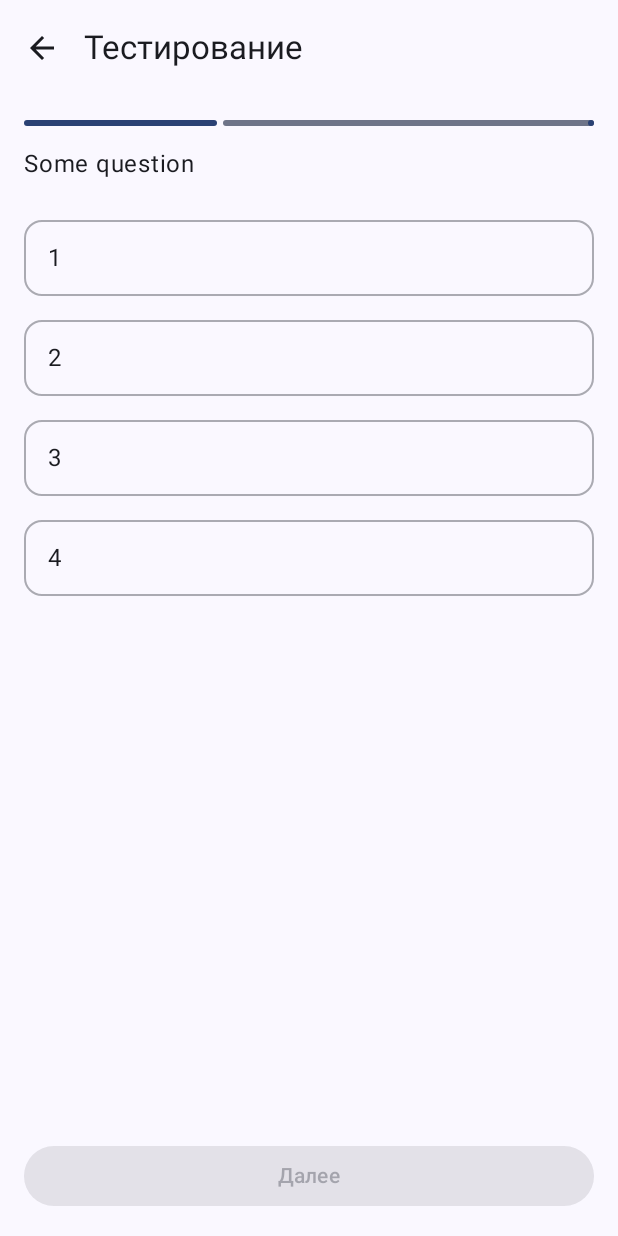
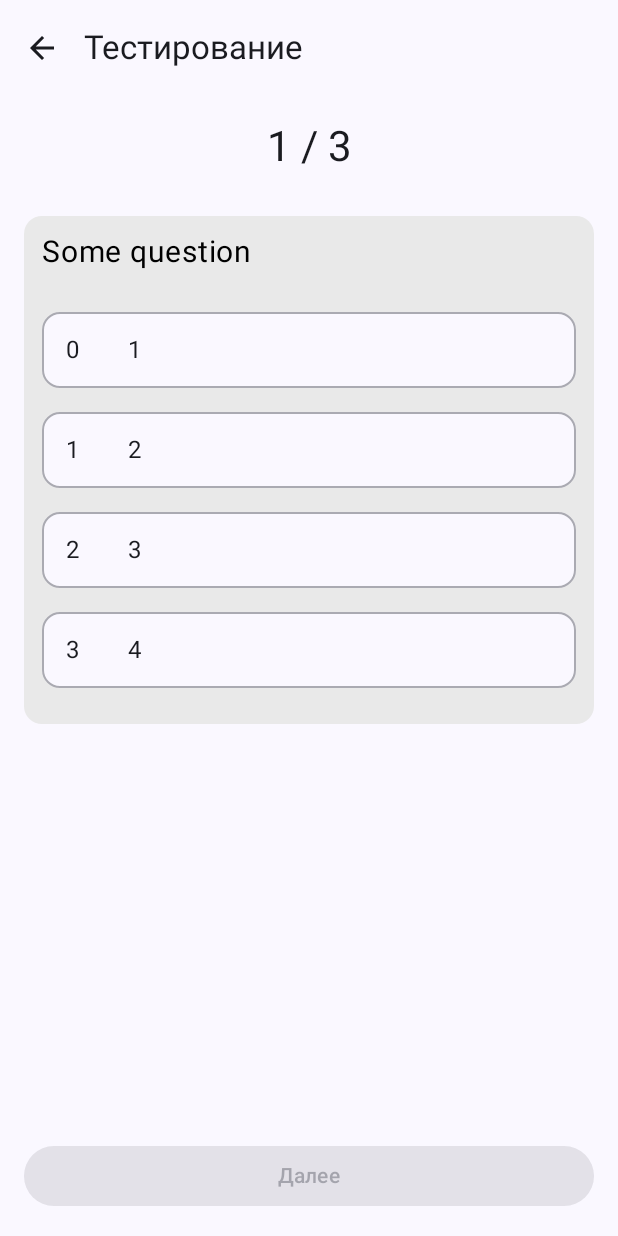
Before and after one commit to Xoka74/t-prep, an Android app built with Jetpack Compose: the composable QuizScreen called with empty values, on a phone screen of 412 x 824 dp. Run offline under Robolectric (Android 15) with nearby library versions, the phone set to English and light mode, and no system bars; our stand-ins replace Dagger/Hilt's generated code; network calls fail.

Commit message:
Quiz done

```diff
--- a/app/src/main/java/com/shurdev/t_prep/presentation/screens/quiz/AnswerOption.kt
+++ b/app/src/main/java/com/shurdev/t_prep/presentation/screens/quiz/AnswerOption.kt
@@ -19,7 +19,8 @@ import androidx.compose.ui.unit.dp
 
 @Composable
 fun AnswerOption(
-    text: String,
+    answerIndex: Int,
+    answerText: String,
     isSelected: Boolean,
     isCorrect: Boolean = false,
     isWrong: Boolean = false,
@@ -66,9 +67,6 @@ fun AnswerOption(
             width = if (isSelected || isCorrect || isWrong) 2.dp else 1.dp,
             color = borderColor
         ),
-        elevation = CardDefaults.cardElevation(
-            defaultElevation = if (isSelected) 4.dp else 1.dp
-        )
     ) {
         Row(
             modifier = Modifier
@@ -78,7 +76,17 @@ fun AnswerOption(
             verticalAlignment = Alignment.CenterVertically
         ) {
             Text(
-                text = text,
+                modifier = Modifier
+                    .padding(end = 32.dp),
+                text = answerIndex.toString(),
+                style = MaterialTheme.typography.bodyLarge.copy(
+                    fontWeight = if (isSelected) FontWeight.Medium else FontWeight.Normal,
+                    color = textColor
+                )
+            )
+
+            Text(
+                text = answerText,
                 style = MaterialTheme.typography.bodyLarge.copy(
                     fontWeight = if (isSelected) FontWeight.Medium else FontWeight.Normal,
                     color = textColor
--- a/app/src/main/java/com/shurdev/t_prep/presentation/screens/quiz/QuizScreen.kt
+++ b/app/src/main/java/com/shurdev/t_prep/presentation/screens/quiz/QuizScreen.kt
@@ -6,13 +6,15 @@ import androidx.compose.foundation.layout.Spacer
 import androidx.compose.foundation.layout.fillMaxWidth
 import androidx.compose.foundation.layout.height
 import androidx.compose.foundation.layout.padding
+import androidx.compose.foundation.shape.RoundedCornerShape
 import androidx.compose.material.icons.Icons
 import androidx.compose.material.icons.filled.ArrowBack
 import androidx.compose.material3.Button
+import androidx.compose.material3.Card
+import androidx.compose.material3.CardDefaults
 import androidx.compose.material3.ExperimentalMaterial3Api
 import androidx.compose.material3.Icon
 import androidx.compose.material3.IconButton
-import androidx.compose.material3.LinearProgressIndicator
 import androidx.compose.material3.MaterialTheme
 import androidx.compose.material3.Scaffold
 import androidx.compose.material3.Text
@@ -20,8 +22,12 @@ import androidx.compose.material3.TopAppBar
 import androidx.compose.runtime.Composable
 import androidx.compose.runtime.LaunchedEffect
 import androidx.compose.ui.Modifier
+import androidx.compose.ui.graphics.Color
+import androidx.compose.ui.text.style.TextAlign
 import androidx.compose.ui.unit.dp
+import androidx.compose.ui.unit.sp
 import androidx.hilt.navigation.compose.hiltViewModel
+import com.shurdev.t_prep.presentation.screens.quiz.viewModel.QuizViewModel
 
 @OptIn(ExperimentalMaterial3Api::class)
 @Composable
@@ -65,22 +71,40 @@ private fun QuizContentView(
 ) {
     val currentCard = state.currentCard
 
-    Column(modifier = Modifier
+    Column(
+        modifier = Modifier
             .padding(padding)
             .padding(16.dp)
     ) {
         // Progress
-        LinearProgressIndicator(
-            progress = { state.progress },
-            modifier = Modifier.fillMaxWidth(),
+        Text(
+            modifier = Modifier
+                .fillMaxWidth(),
+            text = "${state.currentCardIndex + 1} / ${state.cards.size}",
+            style = MaterialTheme.typography.headlineMedium,
+            textAlign = TextAlign.Center
         )
 
         Spacer(modifier = Modifier.height(16.dp))
 
+        Card(
+            modifier = Modifier
+                .fillMaxWidth()
+                .padding(vertical = 12.dp),
+            shape = RoundedCornerShape(12.dp),
+            colors = CardDefaults.cardColors(
+                containerColor = Color(233, 233, 233, 255),
+                contentColor = Color.Black
+            ),
+        ) {
+            Column(
+                modifier = Modifier
+                    .padding(12.dp)
+            ) {
                 // Question
                 Text(
                     text = currentCard?.question ?: "",
-            style = MaterialTheme.typography.bodyLarge
+                    fontSize = 20.sp
                 )
 
                 Spacer(modifier = Modifier.height(24.dp))
@@ -88,13 +112,16 @@ private fun QuizContentView(
                 // Options
                 currentCard?.options?.forEachIndexed { index, option ->
                     AnswerOption(
-                text = option,
+                        answerIndex = index,
+                        answerText = option,
                         isSelected = state.selectedAnswer == index,
                         isCorrect = state.isAnswerCorrect == true && index == currentCard.correctAnswer,
                         isWrong = state.isAnswerCorrect == false && state.selectedAnswer == index,
                         onClick = { viewModel.selectAnswer(index) }
                     )
                     Spacer(modifier = Modifier.height(8.dp))
+                }
+            }
         }
 
         Spacer(modifier = Modifier.weight(1f))
--- a/app/src/main/java/com/shurdev/t_prep/presentation/screens/quiz/QuizState.kt
+++ b/app/src/main/java/com/shurdev/t_prep/presentation/screens/quiz/QuizState.kt
@@ -14,8 +14,4 @@ data class QuizState(
 ) {
     val currentCard: Card?
         get() = cards.getOrNull(currentCardIndex)
-
-    val progress: Float
-        get() = if (cards.isEmpty()) 0f
-        else (currentCardIndex + 1) / cards.size.toFloat()
 }
```
Also changed, not shown: app/src/main/java/com/shurdev/t_prep/domain/usecases/ToggleBookmarkUseCase.kt (deleted, +0 -11 lines), app/src/main/java/com/shurdev/t_prep/presentation/screens/quiz/viewModel/QuizViewModel.kt (renamed from app/src/main/java/com/shurdev/t_prep/presentation/screens/quiz/QuizViewModel.kt, +4 -14 lines). Lines whose indentation alone changed are shown as unchanged.
